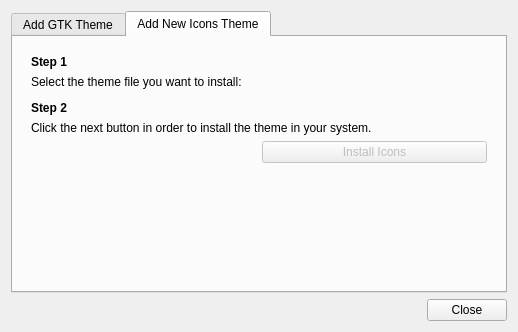
The window that src/ui/dialog_installer.ui (KDE/kde-gtk-config) describes before a commit, drawn with Qt 5.
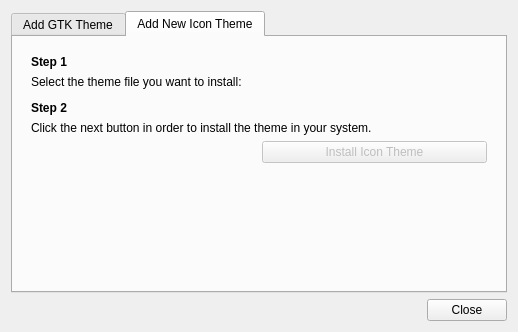
The same window after the commit. The open tabs and pages were chosen to show the change. Custom widgets are drawn as their Qt base class.

Commit message:
Improve the look of the GTK Application Style KCM UI
Summary:
Apply the KDE HIG, move the KCM below the Application Style KCM, update strings, fix inconsistencies and make the KCM look better.
{F6696741}

Test Plan: Open the GTK Application Style KCM.

Reviewers: #plasma, #vdg, apol, ngraham

Reviewed By: #vdg, apol, ngraham

Subscribers: ngraham, apol, #vdg, plasma-devel, #plasma

Tags: #plasma

```diff
--- a/src/ui/dialog_installer.ui
+++ b/src/ui/dialog_installer.ui
@@ -174,7 +174,7 @@
      </widget>
      <widget class="QWidget" name="tab">
       <attribute name="title">
-       <string>Add New Icons Theme</string>
+       <string>Add New Icon Theme</string>
       </attribute>
       <layout class="QVBoxLayout" name="verticalLayout">
        <item>
@@ -251,7 +251,7 @@
              <bool>false</bool>
             </property>
             <property name="text">
-             <string>Install Icons</string>
+             <string>Install Icon Theme</string>
             </property>
            </widget>
           </item>
@@ -294,7 +294,7 @@
  <customwidgets>
   <customwidget>
    <class>KUrlRequester</class>
-   <extends>QFrame</extends>
+   <extends>QWidget</extends>
    <header>kurlrequester.h</header>
   </customwidget>
  </customwidgets>
```
The commit also changes 3 other files.
